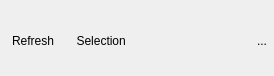
The window that src/ui/qgsbrowserdockwidgetbase.ui (etiennesky/Quantum-GIS) describes before a commit, drawn with Qt 5.
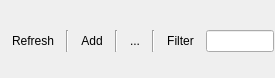
The same window after the commit. Icons and pictures are not drawn.

Commit message: browser filter + fix data item auto-populate

Patch:
```diff
--- a/src/ui/qgsbrowserdockwidgetbase.ui
+++ b/src/ui/qgsbrowserdockwidgetbase.ui
@@ -6,8 +6,8 @@
    <rect>
     <x>0</x>
     <y>0</y>
-    <width>274</width>
-    <height>76</height>
+    <width>275</width>
+    <height>78</height>
    </rect>
   </property>
   <property name="windowTitle">
@@ -78,13 +78,20 @@
         </property>
        </widget>
       </item>
+      <item>
+       <widget class="Line" name="line_3">
+        <property name="orientation">
+         <enum>Qt::Vertical</enum>
+        </property>
+       </widget>
+      </item>
       <item>
        <widget class="QToolButton" name="mBtnAddLayers">
         <property name="toolTip">
          <string>Add Selected Layers</string>
         </property>
         <property name="text">
-         <string> Selection</string>
+         <string>Add</string>
         </property>
         <property name="icon">
          <iconset resource="../../images/images.qrc">
@@ -99,17 +106,11 @@
        </widget>
       </item>
       <item>
-       <spacer name="horizontalSpacer">
+       <widget class="Line" name="line">
         <property name="orientation">
-         <enum>Qt::Horizontal</enum>
+         <enum>Qt::Vertical</enum>
         </property>
-        <property name="sizeHint" stdset="0">
-         <size>
-          <width>40</width>
-          <height>20</height>
-         </size>
-        </property>
-       </spacer>
+       </widget>
       </item>
       <item>
        <widget class="QToolButton" name="mBtnCollapse">
@@ -128,6 +129,84 @@
         </property>
        </widget>
       </item>
+      <item>
+       <widget class="Line" name="line_2">
+        <property name="orientation">
+         <enum>Qt::Vertical</enum>
+        </property>
+       </widget>
+      </item>
+      <item>
+       <layout class="QHBoxLayout" name="horizontalLayout_2">
+        <property name="spacing">
+         <number>5</number>
+        </property>
+        <item>
+         <widget class="QToolButton" name="mBtnFilter">
+          <property name="maximumSize">
+           <size>
+            <width>16777215</width>
+            <height>16777215</height>
+           </size>
+          </property>
+          <property name="toolTip">
+           <string>Filter files</string>
+          </property>
+          <property name="text">
+           <string>Filter</string>
+          </property>
+          <property name="icon">
+           <iconset resource="../../images/images.qrc">
+            <normaloff>:/images/themes/default/mActionFilter.png</normaloff>:/images/themes/default/mActionFilter.png</iconset>
+          </property>
+          <property name="autoRaise">
+           <bool>true</bool>
+          </property>
+         </widget>
+        </item>
+        <item>
+         <widget class="QLineEdit" name="mLeFilter">
+          <property name="sizePolicy">
+           <sizepolicy hsizetype="MinimumExpanding" vsizetype="Fixed">
+            <horstretch>0</horstretch>
+            <verstretch>0</verstretch>
+           </sizepolicy>
+          </property>
+          <property name="minimumSize">
+           <size>
+            <width>50</width>
+            <height>0</height>
+           </size>
+          </property>
+          <property name="maximumSize">
+           <size>
+            <width>200</width>
+            <height>16777215</height>
+           </size>
+          </property>
+          <property name="baseSize">
+           <size>
+            <width>0</width>
+            <height>0</height>
+           </size>
+          </property>
+         </widget>
+        </item>
+       </layout>
+      </item>
+      <item>
+       <spacer name="horizontalSpacer">
+        <property name="orientation">
+         <enum>Qt::Horizontal</enum>
+        </property>
+        <property name="sizeHint" stdset="0">
+         <size>
+          <width>40</width>
+          <height>20</height>
+         </size>
+        </property>
+       </spacer>
+      </item>
      </layout>
     </item>
     <item>
```
Left out of the diff: 2 changed lines with no effect on the pictures. The commit also changes 3 other files.
